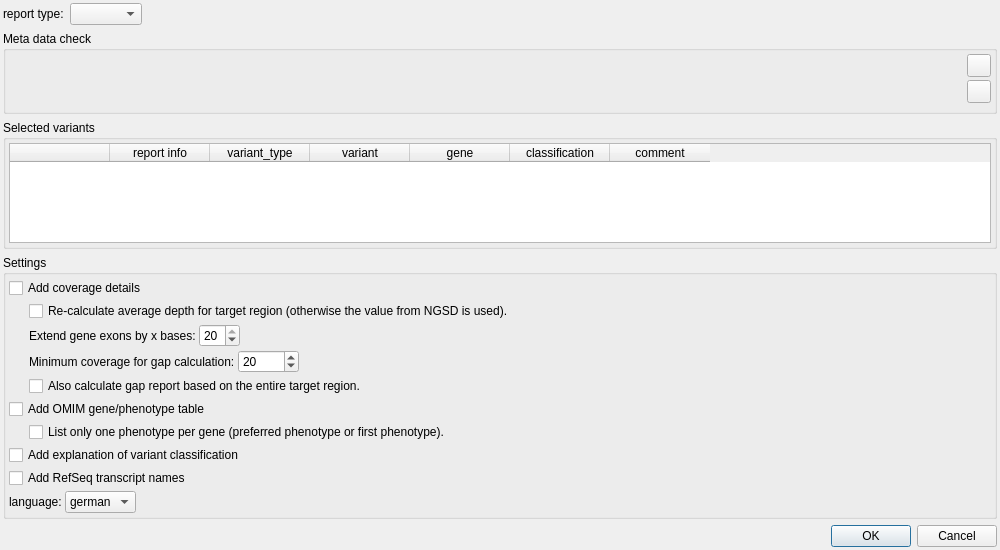
Above: src/GSvar/ReportDialog.ui from imgag/ngs-bits before the change. Below: the same form after it.
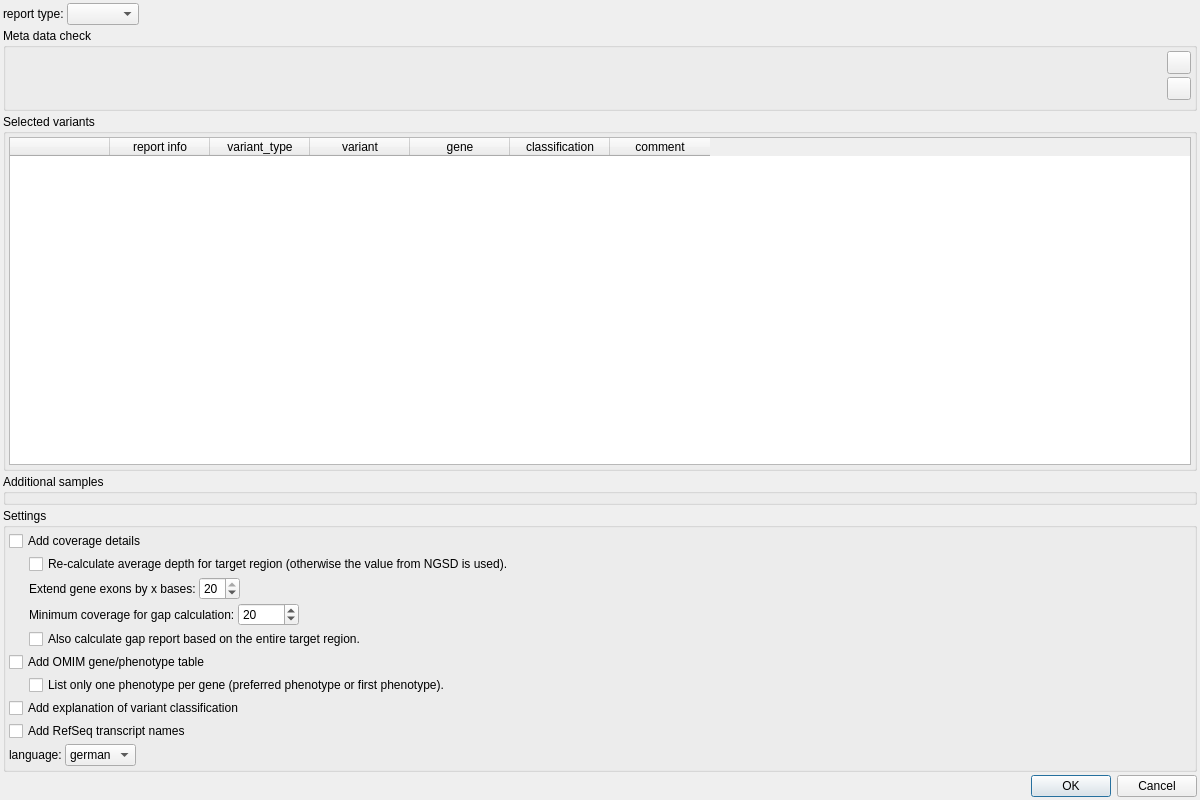
That is the form after the change. Icons and pictures are not drawn.

Commit message: GSvar: multi-sample report can now contain additional samples

The edit to the form file:
```diff
--- a/src/GSvar/ReportDialog.ui
+++ b/src/GSvar/ReportDialog.ui
@@ -6,14 +6,14 @@
    <rect>
     <x>0</x>
     <y>0</y>
-    <width>1000</width>
-    <height>550</height>
+    <width>1200</width>
+    <height>800</height>
    </rect>
   </property>
   <property name="minimumSize">
    <size>
-    <width>1000</width>
-    <height>550</height>
+    <width>1200</width>
+    <height>800</height>
    </size>
   </property>
   <property name="windowTitle">
@@ -23,9 +23,9 @@
    <iconset resource="GSvar.qrc">
     <normaloff>:/Icons/Report.png</normaloff>:/Icons/Report.png</iconset>
   </property>
-  <layout class="QVBoxLayout" name="verticalLayout" stretch="0,0,1,0,0">
+  <layout class="QVBoxLayout" name="verticalLayout" stretch="0,0,1,0,0,0">
    <property name="spacing">
-    <number>6</number>
+    <number>3</number>
    </property>
    <property name="leftMargin">
     <number>3</number>
@@ -262,6 +262,36 @@
      </layout>
     </widget>
    </item>
+   <item>
+    <widget class="QGroupBox" name="group_add_samples">
+     <property name="toolTip">
+      <string>Select samples for which the genotype should be shown in the report.</string>
+     </property>
+     <property name="title">
+      <string>Additional samples</string>
+     </property>
+     <property name="flat">
+      <bool>true</bool>
+     </property>
+     <layout class="QVBoxLayout" name="verticalLayout_3">
+      <property name="spacing">
+       <number>3</number>
+      </property>
+      <property name="leftMargin">
+       <number>3</number>
+      </property>
+      <property name="topMargin">
+       <number>3</number>
+      </property>
+      <property name="rightMargin">
+       <number>3</number>
+      </property>
+      <property name="bottomMargin">
+       <number>3</number>
+      </property>
+     </layout>
+    </widget>
+   </item>
    <item>
     <widget class="QGroupBox" name="groupBox">
      <property name="title">
```
The commit also changes 5 other files.
